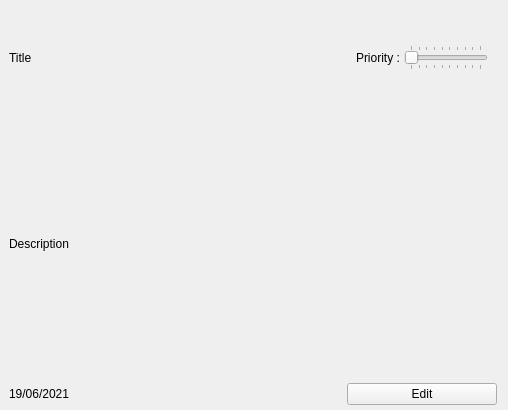
Ola-jed/QTodo, file include/TaskWidget.ui: the form before one commit.
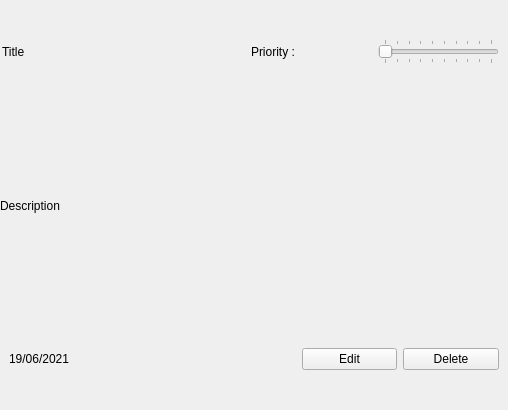
The form after the commit. Icons and pictures are not drawn.

Diff of the .ui file:
```diff
--- a/include/TaskWidget.ui
+++ b/include/TaskWidget.ui
@@ -13,17 +13,35 @@
   <property name="windowTitle">
    <string>TaskWidget</string>
   </property>
-  <layout class="QGridLayout" name="gridLayout" rowstretch="1,3,1" columnstretch="2,1,0">
-   <property name="leftMargin">
-    <number>9</number>
-   </property>
-   <property name="bottomMargin">
-    <number>5</number>
-   </property>
+  <layout class="QVBoxLayout" name="verticalLayout" stretch="1,2,1">
    <property name="spacing">
     <number>0</number>
    </property>
-   <item row="0" column="0">
+   <property name="leftMargin">
+    <number>0</number>
+   </property>
+   <property name="topMargin">
+    <number>0</number>
+   </property>
+   <property name="rightMargin">
+    <number>0</number>
+   </property>
+   <property name="bottomMargin">
+    <number>0</number>
+   </property>
+   <item>
+    <widget class="QWidget" name="widget_2" native="true">
+     <layout class="QHBoxLayout" name="horizontalLayout_3" stretch="2,1,1">
+      <property name="leftMargin">
+       <number>2</number>
+      </property>
+      <property name="topMargin">
+       <number>0</number>
+      </property>
+      <property name="bottomMargin">
+       <number>0</number>
+      </property>
+      <item>
     <widget class="QLabel" name="titleLabel">
      <property name="sizePolicy">
       <sizepolicy hsizetype="Preferred" vsizetype="Minimum">
@@ -36,21 +54,6 @@
      </property>
     </widget>
    </item>
-   <item row="0" column="2">
-    <widget class="QWidget" name="widget" native="true">
-     <property name="sizePolicy">
-      <sizepolicy hsizetype="Preferred" vsizetype="Minimum">
-       <horstretch>0</horstretch>
-       <verstretch>0</verstretch>
-      </sizepolicy>
-     </property>
-     <layout class="QHBoxLayout" name="horizontalLayout">
-      <property name="spacing">
-       <number>0</number>
-      </property>
-      <property name="sizeConstraint">
-       <enum>QLayout::SetMinimumSize</enum>
-      </property>
       <item>
        <widget class="QLabel" name="priorityLabel">
         <property name="text">
@@ -86,7 +89,7 @@
      </layout>
     </widget>
    </item>
-   <item row="1" column="0" colspan="3">
+   <item>
     <widget class="QLabel" name="descriptionLabel">
      <property name="text">
       <string>Description</string>
@@ -96,14 +99,23 @@
      </property>
     </widget>
    </item>
-   <item row="2" column="0" colspan="2">
+   <item>
+    <widget class="QWidget" name="widget_3" native="true">
+     <layout class="QHBoxLayout" name="horizontalLayout_2" stretch="3,1,1">
+      <property name="topMargin">
+       <number>0</number>
+      </property>
+      <property name="bottomMargin">
+       <number>0</number>
+      </property>
+      <item>
     <widget class="QLabel" name="dateLabel">
      <property name="text">
       <string>19/06/2021</string>
      </property>
     </widget>
    </item>
-   <item row="2" column="2">
+      <item>
     <widget class="QPushButton" name="edit">
      <property name="text">
       <string>Edit</string>
@@ -114,8 +126,24 @@
      </property>
     </widget>
    </item>
-  </layout>
- </widget>
- <resources/>
+      <item>
+       <widget class="QPushButton" name="deleteBtn">
+        <property name="text">
+         <string>Delete</string>
+        </property>
+        <property name="icon">
+         <iconset resource="../resources.qrc">
+          <normaloff>:/assets/delete.png</normaloff>:/assets/delete.png</iconset>
+        </property>
+       </widget>
+      </item>
+     </layout>
+    </widget>
+   </item>
+  </layout>
+ </widget>
+ <resources>
+  <include location="../resources.qrc"/>
+ </resources>
  <connections/>
 </ui>
```
Lines whose indentation alone changed are shown as unchanged.
